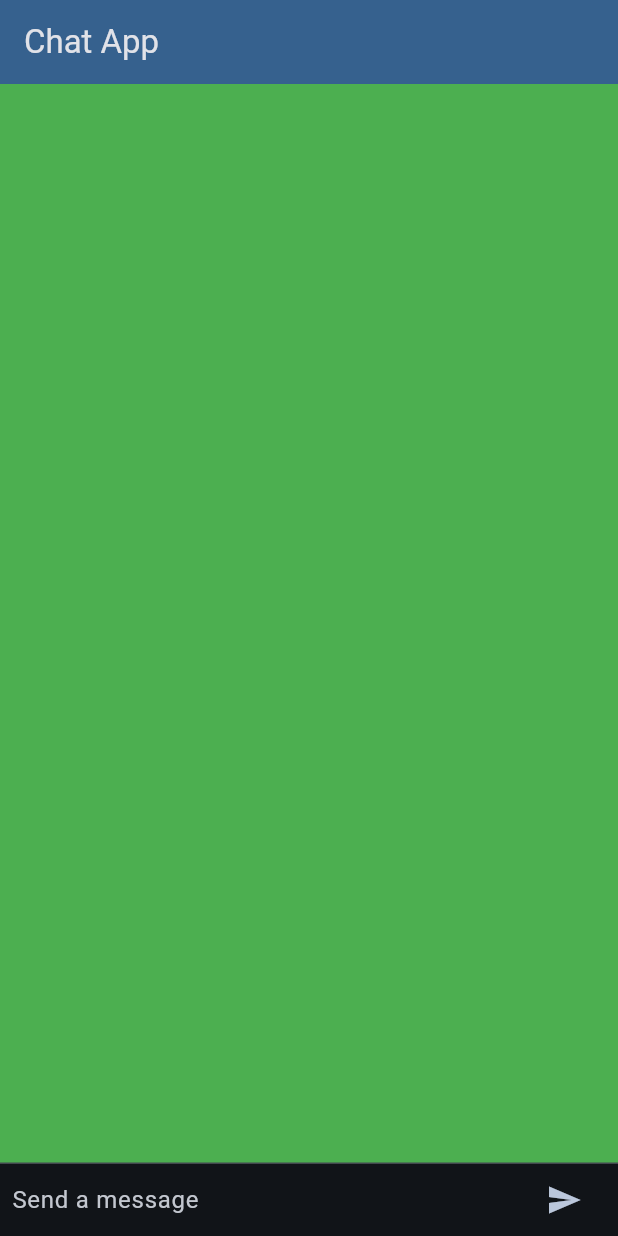
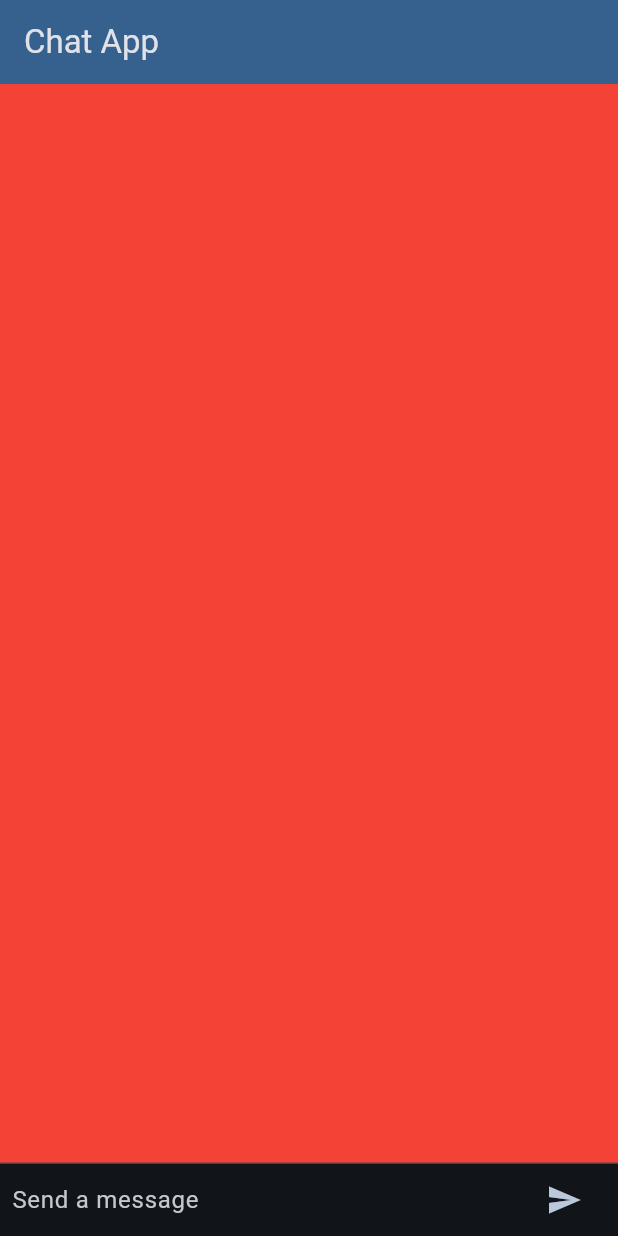
Before and after one commit to could-ai/019873e0-0dcd-7a84-99a9-7d7268f1927f, a Flutter app: the screen it shows after launch, on a phone screen of 412 x 824 dp. Run offline on Flutter 3.47's test engine with Material 3 defaults, Android fonts, the phone set to English and light mode, and no system bars.

Commit message:
将应用的全局背景颜色从绿色改为红色。具体在lib/main.dart的ThemeData中，将scaffoldBackgroundColor属性由Colors.green修改为Colors.red，以满足用户“背景改成红色”的需求，保留了Brightness.dark和seedColor等其他主题设置，确保深色主题下文本和UI元素依然具有良好对比度。

```diff
--- a/usr/lib/main.dart
+++ b/usr/lib/main.dart
@@ -15,7 +15,7 @@ class MyApp extends StatelessWidget {
       debugShowCheckedModeBanner: false,
       theme: ThemeData(
         brightness: Brightness.dark,
-        scaffoldBackgroundColor: Colors.green,
+        scaffoldBackgroundColor: Colors.red,
         colorScheme: ColorScheme.fromSeed(
           seedColor: Colors.blue,
           brightness: Brightness.dark
```
